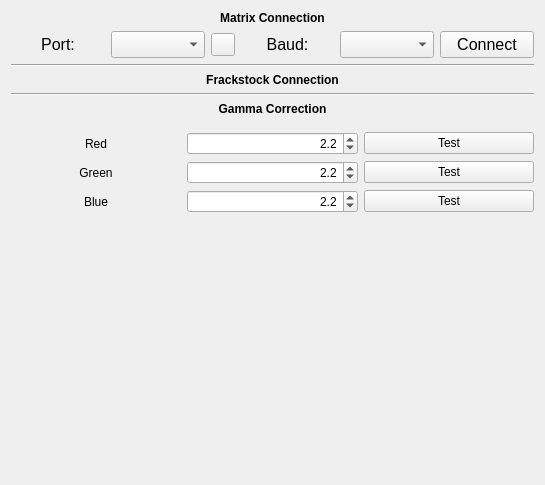
This is src/qt/design-files/settings.ui in CountRucula/matrix-app as Qt 5 draws it before an edit. The edited form follows.
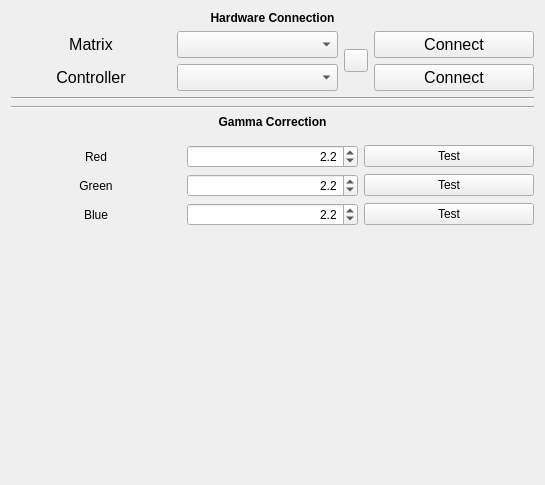
This is the edited form. Icons and pictures are not drawn.

Commit message: change gui to connect to controller

Patch:
```diff
--- a/src/qt/design-files/settings.ui
+++ b/src/qt/design-files/settings.ui
@@ -30,7 +30,7 @@
       </font>
      </property>
      <property name="text">
-      <string>Matrix Connection</string>
+      <string>Hardware Connection</string>
      </property>
      <property name="alignment">
       <set>Qt::AlignmentFlag::AlignCenter</set>
@@ -38,23 +38,8 @@
     </widget>
    </item>
    <item>
-    <layout class="QHBoxLayout" name="horizontalLayout">
-     <item>
-      <widget class="QLabel" name="lbl_matrix_port">
-       <property name="font">
-        <font>
-         <pointsize>12</pointsize>
-        </font>
-       </property>
-       <property name="text">
-        <string>Port:</string>
-       </property>
-       <property name="alignment">
-        <set>Qt::AlignmentFlag::AlignCenter</set>
-       </property>
-      </widget>
-     </item>
-     <item>
+    <layout class="QGridLayout" name="gridLayout_2">
+     <item row="0" column="1">
       <widget class="QComboBox" name="cb_matrix_ports">
        <property name="font">
         <font>
@@ -66,7 +51,73 @@
        </property>
       </widget>
      </item>
-     <item>
+     <item row="0" column="0">
+      <widget class="QLabel" name="lbl_matrix_port">
+       <property name="font">
+        <font>
+         <pointsize>12</pointsize>
+        </font>
+       </property>
+       <property name="text">
+        <string>Matrix</string>
+       </property>
+       <property name="alignment">
+        <set>Qt::AlignmentFlag::AlignCenter</set>
+       </property>
+      </widget>
+     </item>
+     <item row="0" column="3">
+      <widget class="QPushButton" name="btn_matrix_connect">
+       <property name="font">
+        <font>
+         <pointsize>12</pointsize>
+        </font>
+       </property>
+       <property name="text">
+        <string>Connect</string>
+       </property>
+      </widget>
+     </item>
+     <item row="1" column="0">
+      <widget class="QLabel" name="lbl_controller_port">
+       <property name="font">
+        <font>
+         <pointsize>12</pointsize>
+        </font>
+       </property>
+       <property name="text">
+        <string>Controller</string>
+       </property>
+       <property name="alignment">
+        <set>Qt::AlignmentFlag::AlignCenter</set>
+       </property>
+      </widget>
+     </item>
+     <item row="1" column="1">
+      <widget class="QComboBox" name="cb_controller_ports">
+       <property name="font">
+        <font>
+         <pointsize>12</pointsize>
+        </font>
+       </property>
+       <property name="frame">
+        <bool>true</bool>
+       </property>
+      </widget>
+     </item>
+     <item row="1" column="3">
+      <widget class="QPushButton" name="btn_controller_connect">
+       <property name="font">
+        <font>
+         <pointsize>12</pointsize>
+        </font>
+       </property>
+       <property name="text">
+        <string>Connect</string>
+       </property>
+      </widget>
+     </item>
+     <item row="0" column="2" rowspan="2">
       <widget class="QToolButton" name="btn_refresh_ports">
        <property name="text">
         <string/>
@@ -76,45 +127,6 @@
        </property>
       </widget>
      </item>
-     <item>
-      <widget class="QLabel" name="lbl_matrix_baud">
-       <property name="font">
-        <font>
-         <pointsize>12</pointsize>
-        </font>
-       </property>
-       <property name="text">
-        <string>Baud:</string>
-       </property>
-       <property name="alignment">
-        <set>Qt::AlignmentFlag::AlignCenter</set>
-       </property>
-      </widget>
-     </item>
-     <item>
-      <widget class="QComboBox" name="cb_matrix_baudrates">
-       <property name="font">
-        <font>
-         <pointsize>12</pointsize>
-        </font>
-       </property>
-       <property name="frame">
-        <bool>true</bool>
-       </property>
-      </widget>
-     </item>
-     <item>
-      <widget class="QPushButton" name="btn_matrix_connect">
-       <property name="font">
-        <font>
-         <pointsize>12</pointsize>
-        </font>
-       </property>
-       <property name="text">
-        <string>Connect</string>
-       </property>
-      </widget>
-     </item>
     </layout>
    </item>
    <item>
@@ -124,22 +136,6 @@
      </property>
     </widget>
    </item>
-   <item>
-    <widget class="QLabel" name="lbl_frackstock_conn">
-     <property name="font">
-      <font>
-       <pointsize>9</pointsize>
-       <bold>true</bold>
-      </font>
-     </property>
-     <property name="text">
-      <string>Frackstock Connection</string>
-     </property>
-     <property name="alignment">
-      <set>Qt::AlignmentFlag::AlignCenter</set>
-     </property>
-    </widget>
-   </item>
    <item>
     <widget class="Line" name="line_2">
      <property name="orientation">
```
The commit also changes 3 other files.
